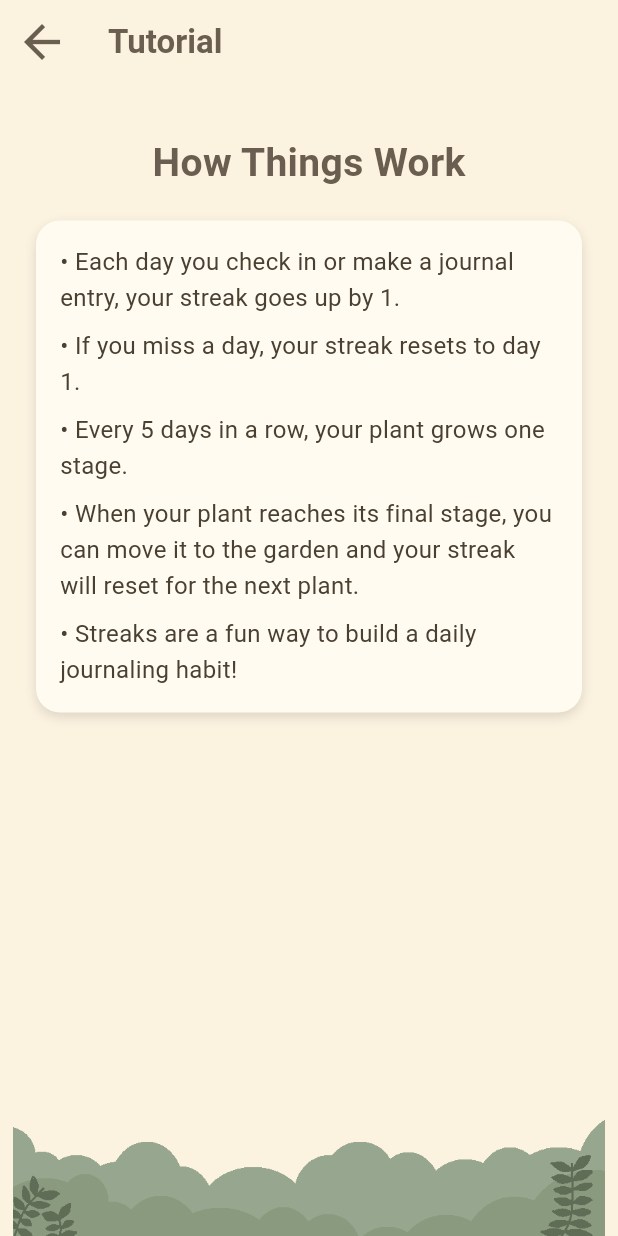
After one commit to alewhi/interactive_journal, a Flutter app: the HelpPage screen opened directly, after a tap on "Tutorial", on a phone screen of 412 x 824 dp. The commit adds this screen. Run offline on Flutter 3.47's test engine with Material 3 defaults, Android fonts, the light colour scheme and no system bars; our stand-ins replace hive, hive_flutter, image_picker, shared_preferences; accounts and stored records are empty.

Commit message:
finalised iterations from user feedback: added validation for deleting entry, data and privacy page, fixed edit button, added small tutorial to explain how the app works

```diff
--- a/lib/bug_report.dart
+++ b/lib/bug_report.dart
@@ -36,9 +36,9 @@ class _BugReportPageState extends State<BugReportPage> {
   @override
   Widget build(BuildContext context) {
     return Scaffold(
-      backgroundColor: const Color(0xFFF3E8E1),
+      backgroundColor: const Color(0xFFFCF2E0),
       appBar: AppBar(
-        backgroundColor: const Color(0xFFF3E8E1),
+        backgroundColor: const Color(0xFFFCF2E0),
         elevation: 0,
         iconTheme: const IconThemeData(color: Color(0xFF695E50), size: 36),
         title: const Text(
--- a/lib/help.dart
+++ b/lib/help.dart
@@ -1,6 +1,7 @@
 import 'package:flutter/material.dart';
 import 'bug_report.dart';
 import 'terms_privacy.dart';
+import 'tutorial.dart';
 import 'package:url_launcher/url_launcher.dart'; // for contact support
 
 //help page w faqs
@@ -28,6 +29,49 @@ class HelpPage extends StatelessWidget {
       body: ListView(
         padding: const EdgeInsets.all(24.0),
         children: [
+          GestureDetector(
+            onTap: () {
+              Navigator.push(
+                context,
+                MaterialPageRoute(builder: (_) => const TutorialPage()),
+              );
+            },
+            child: Container(
+              alignment: Alignment.center,
+              height: 120,
+              margin: const EdgeInsets.only(bottom: 20),
+              decoration: BoxDecoration(
+                color: const Color(0xFFFFFBF0),
+                borderRadius: BorderRadius.circular(16),
+                image: const DecorationImage(
+                  image: AssetImage('assets/mood_background.png'),
+                  fit: BoxFit.fill,
+                ),
+                boxShadow: [
+                  BoxShadow(
+                    color: Colors.black12,
+                    blurRadius: 6,
+                    offset: Offset(0, 3),
+                  ),
+                ],
+              ),
+              child: Row(
+                mainAxisAlignment: MainAxisAlignment.center,
+                children: const [
+                  SizedBox(width: 8),
+                  Text(
+                    'Tutorial',
+                    style: TextStyle(
+                      fontSize: 24,
+                      fontWeight: FontWeight.w700,
+                      color: Color(0xFF695E50),
+                    ),
+                  ),
+                ],
+              ),
+            ),
+          ),
+
           _helpCard(
             context,
             icon: Icons.email,
@@ -53,7 +97,7 @@ class HelpPage extends StatelessWidget {
             context,
             icon: Icons.bug_report,
             title: 'Report a Problem',
-            subtitle: 'Tell us if something went wrong',
+            subtitle: 'Tell us what went wrong',
             onTap: () {
               Navigator.push(
                 context,
@@ -157,6 +201,7 @@ class HelpPage extends StatelessWidget {
   //reusable accordion for FAQs
   Widget _styledExpansion({required String question, required String answer}) {
     return Card(
+      color: const Color(0xFFFFFBF0),
       margin: const EdgeInsets.symmetric(vertical: 8),
       shape: RoundedRectangleBorder(borderRadius: BorderRadius.circular(16)),
       elevation: 2,
--- a/lib/homepage.dart
+++ b/lib/homepage.dart
@@ -13,16 +13,31 @@ import 'mood_checkin_page.dart';
 Future<bool> shouldShowCheckIn() async {
   final prefs = await SharedPreferences.getInstance();
   final today = DateFormat('yyyy-MM-dd').format(DateTime.now());
-  final lastCheckIn = prefs.getString('lastCheckIn');
+  final lastCheckInStr = prefs.getString('lastCheckIn');
 
-  if (lastCheckIn == today) return false;
+  if (lastCheckInStr == today) return false;
 
-  //new check-in day
-  int streak = (prefs.getInt('streak') ?? 0) + 1;
-  await prefs.setInt('streak', streak);
+  if (lastCheckInStr != null) {
+    final lastCheckInDate = DateFormat('yyyy-MM-dd').parse(lastCheckInStr);
+    final daysDifference = DateTime.now().difference(lastCheckInDate).inDays;
+
+    if (daysDifference > 1) {
+      // missed a day, reset streak
+      await prefs.setInt('streak', 1);
+    } else {
+      // continue streak
+      int streak = (prefs.getInt('streak') ?? 0) + 1;
+      await prefs.setInt('streak', streak);
+    }
+  } else {
+    // first check-in ever
+    await prefs.setInt('streak', 1);
+  }
+
   await prefs.setString('lastCheckIn', today);
 
-  //every 5 days grow the plant
+  // grow plant on multiples of 5
+  final streak = prefs.getInt('streak') ?? 0;
   if (streak % 5 == 0) {
     int stage = prefs.getInt('plantStage') ?? 0;
     stage++;
@@ -511,6 +526,27 @@ class _HomePageState extends State<HomePage> {
             ],
           ),
         ),
+        const SizedBox(height: 8),
+
+        FutureBuilder<SharedPreferences>(
+          future: SharedPreferences.getInstance(), //days eft until plant grows
+          builder: (context, snapshot) {
+            if (!snapshot.hasData) return const SizedBox();
+            final streak = snapshot.data!.getInt('streak') ?? 0;
+            final daysUntilNext =
+                5 - (streak % 5); //calculate how many days left
+            if (daysUntilNext == 0) return const SizedBox();
+            return Text(
+              '$daysUntilNext days until plant grows',
+              style: const TextStyle(
+                fontSize: 16,
+                color: Color(0xFF695E50),
+                fontWeight: FontWeight.w400,
+              ),
+            );
+          },
+        ),
+
         const SizedBox(height: 10),
       ],
     );
--- a/lib/terms_privacy.dart
+++ b/lib/terms_privacy.dart
@@ -7,9 +7,9 @@ class TermsPrivacyPage extends StatelessWidget {
   @override
   Widget build(BuildContext context) {
     return Scaffold(
-      backgroundColor: const Color(0xFFF3E8E1),
+      backgroundColor: const Color(0xFFFCF2E0),
       appBar: AppBar(
-        backgroundColor: const Color(0xFFF3E8E1),
+        backgroundColor: const Color(0xFFFCF2E0),
         elevation: 0,
         iconTheme: const IconThemeData(color: Color(0xFF695E50), size: 36),
         title: const Text(
--- /dev/null
+++ b/lib/tutorial.dart
@@ -0,0 +1,120 @@
+import 'package:flutter/material.dart';
+
+class TutorialPage extends StatelessWidget {
+  const TutorialPage({super.key});
+
+  @override
+  Widget build(BuildContext context) {
+    return Scaffold(
+      backgroundColor: const Color(0xFFFCF2E0),
+      appBar: AppBar(
+        backgroundColor: const Color(0xFFFCF2E0),
+        elevation: 0,
+        scrolledUnderElevation: 0,
+        iconTheme: const IconThemeData(color: Color(0xFF695E50), size: 36),
+        title: const Text(
+          'Tutorial',
+          style: TextStyle(
+            color: Color(0xFF695E50),
+            fontSize: 22,
+            fontWeight: FontWeight.bold,
+          ),
+        ),
+      ),
+      body: Stack(
+        children: [
+          ListView(
+            padding: const EdgeInsets.all(24.0),
+            children: [
+              const SizedBox(height: 10),
+              const Center(
+                child: Text(
+                  'How Things Work',
+                  style: TextStyle(
+                    fontSize: 26,
+                    fontWeight: FontWeight.bold,
+                    color: Color(0xFF695E50),
+                  ),
+                ),
+              ),
+              const SizedBox(height: 20),
+              Container(
+                decoration: BoxDecoration(
+                  color: const Color(0xFFFFFBF0),
+                  borderRadius: BorderRadius.circular(16),
+                  boxShadow: [
+                    BoxShadow(
+                      color: Colors.black12,
+                      blurRadius: 6,
+                      offset: Offset(0, 3),
+                    ),
+                  ],
+                ),
+                padding: const EdgeInsets.all(16),
+                child: const Column(
+                  crossAxisAlignment: CrossAxisAlignment.start,
+                  children: [
+                    Text(
+                      '• Each day you check in or make a journal entry, your streak goes up by 1.',
+                      style: TextStyle(
+                        fontSize: 16,
+                        color: Color(0xFF4A4032),
+                        height: 1.5,
+                      ),
+                    ),
+                    SizedBox(height: 8),
+                    Text(
+                      '• If you miss a day, your streak resets to day 1.',
+                      style: TextStyle(
+                        fontSize: 16,
+                        color: Color(0xFF4A4032),
+                        height: 1.5,
+                      ),
+                    ),
+                    SizedBox(height: 8),
+                    Text(
+                      '• Every 5 days in a row, your plant grows one stage.',
+                      style: TextStyle(
+                        fontSize: 16,
+                        color: Color(0xFF4A4032),
+                        height: 1.5,
+                      ),
+                    ),
+                    SizedBox(height: 8),
+                    Text(
+                      '• When your plant reaches its final stage, you can move it to the garden and your streak will reset for the next plant.',
+                      style: TextStyle(
+                        fontSize: 16,
+                        color: Color(0xFF4A4032),
+                        height: 1.5,
+                      ),
+                    ),
+                    SizedBox(height: 8),
+                    Text(
+                      '• Streaks are a fun way to build a daily journaling habit!',
+                      style: TextStyle(
+                        fontSize: 16,
+                        color: Color(0xFF4A4032),
+                        height: 1.5,
+                      ),
+                    ),
+                  ],
+                ),
+              ),
+              const SizedBox(height: 100),
+            ],
+          ),
+          Align(
+            alignment: Alignment.bottomCenter,
+            child: Image.asset(
+              'assets/about_footer.png',
+              fit: BoxFit.cover,
+              height: 80,
+              width: 395,
+            ),
+          ),
+        ],
+      ),
+    );
+  }
+}
```
Also changed, not shown: lib/data_privacy.dart (added, +97 -0 lines), lib/hamburger_drawer.dart (+19 -4 lines), lib/journal.dart (+55 -12 lines), lib/newentry.dart (+3 -6 lines), assets/help_boxes.png, assets/mood_background.PNG, 1 other file.
